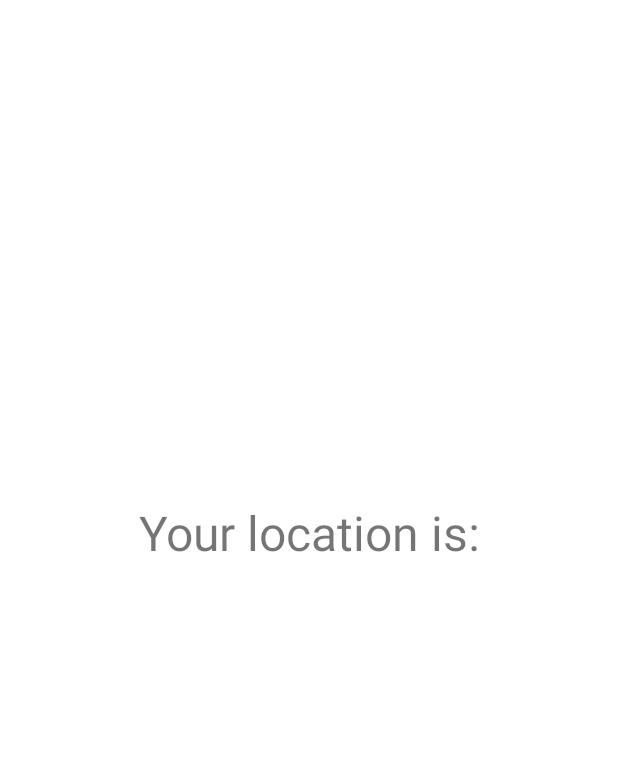
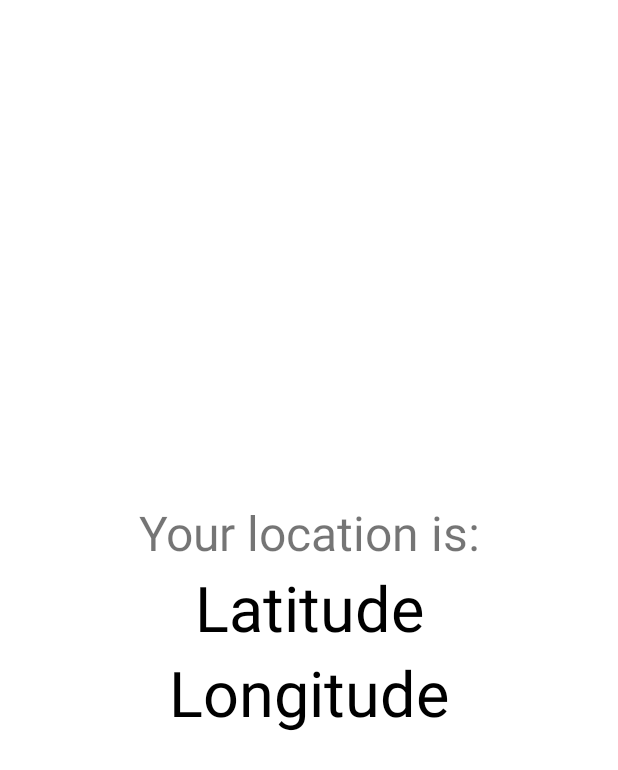
Before and after one commit to kutalekj/VYF-project_eARth, an Android app: the LocationActivity screen opened directly, with no data from a screen before it, on a phone screen of 412 x 824 dp. Shown: the top 770 px of the screen. Run offline under Robolectric (Android 15) with nearby library versions, the phone set to English and light mode, and no system bars.

Commit message:
Get GPS location

```diff
--- a/app/src/main/AndroidManifest.xml
+++ b/app/src/main/AndroidManifest.xml
@@ -1,6 +1,9 @@
 <?xml version="1.0" encoding="utf-8"?>
 <manifest xmlns:android="http://schemas.android.com/apk/res/android"
     xmlns:tools="http://schemas.android.com/tools">
+
+    <uses-permission android:name="android.permission.ACCESS_COARSE_LOCATION"/>
+    <uses-permission android:name="android.permission.ACCESS_FINE_LOCATION"/>
 
     <application
         android:allowBackup="true"
--- a/app/src/main/java/kutalekjk/earth/LocationActivity.kt
+++ b/app/src/main/java/kutalekjk/earth/LocationActivity.kt
@@ -1,11 +1,69 @@
 package kutalekjk.earth
 
+import android.content.Context
+import android.content.pm.PackageManager
+import android.location.Location
+import android.location.LocationListener
+import android.location.LocationManager
+import android.os.Bundle
+import android.Manifest
+import android.annotation.SuppressLint
+import android.widget.TextView
 import androidx.appcompat.app.AppCompatActivity
-import android.os.Bundle
+import androidx.core.content.ContextCompat
+
 
 class LocationActivity : AppCompatActivity() {
+    private lateinit var locationManager: LocationManager
+    private lateinit var locationListener: LocationListener
+
     override fun onCreate(savedInstanceState: Bundle?) {
         super.onCreate(savedInstanceState)
         setContentView(R.layout.activity_location)
+
+        val tvLatitude : TextView = findViewById(R.id.tv_latitude)
+        val tvLongitude : TextView = findViewById(R.id.tv_longitude)
+
+        locationManager = getSystemService(Context.LOCATION_SERVICE) as LocationManager
+
+        locationListener = object : LocationListener {
+            override fun onLocationChanged(location: Location) {
+                tvLatitude.text = location.latitude.toString()
+                tvLongitude.text = location.longitude.toString()
+            }
+
+            override fun onProviderEnabled(provider: String) {
+                // Called when the provider is enabled by the user.
+            }
+
+            override fun onProviderDisabled(provider: String) {
+                // Called when the provider is disabled by the user.
+            }
+        }
+
+        if (checkSelfPermission(Manifest.permission.ACCESS_FINE_LOCATION) != PackageManager.PERMISSION_GRANTED) {
+            requestPermissions(arrayOf(Manifest.permission.ACCESS_FINE_LOCATION), 1)
+        } else {
+            locationManager.requestLocationUpdates(LocationManager.GPS_PROVIDER, 0, 0f, locationListener)
+        }
+    }
+
+    /*
+    Checks if the user has granted the permission that was requested by checking the "grantResults" array.
+    If the array is not empty and the first element is "PackageManager.PERMISSION_GRANTED", then the permission has been granted.
+
+    If the permission has been granted, the "ACCESS_FINE_LOCATION" permission is checked if still granted by checking "ContextCompat.checkSelfPermission()"
+    (the user may have revoked the permission after granting it).
+
+    If the "ACCESS_FINE_LOCATION" permission is still granted, the "locationManager.requestLocationUpdates()" is called to start receiving location updates.
+     */
+    override fun onRequestPermissionsResult(requestCode: Int, permissions: Array<out String>, grantResults: IntArray) {
+        super.onRequestPermissionsResult(requestCode, permissions, grantResults)
+
+        if (grantResults.isNotEmpty() && grantResults[0] == PackageManager.PERMISSION_GRANTED) {
+            if (ContextCompat.checkSelfPermission(this, Manifest.permission.ACCESS_FINE_LOCATION) == PackageManager.PERMISSION_GRANTED) {
+                locationManager.requestLocationUpdates(LocationManager.GPS_PROVIDER, 0, 0f, locationListener)
+            }
+        }
     }
 }
--- a/app/src/main/res/layout/activity_location.xml
+++ b/app/src/main/res/layout/activity_location.xml
@@ -22,7 +22,8 @@
         android:layout_height="wrap_content"
         android:textAlignment="center"
         android:textSize="42sp"
-        tools:text="Latitude">
+        android:textColor="@color/black"
+        android:text="@string/latitude">
     </TextView>
 
     <TextView
@@ -31,7 +32,8 @@
         android:layout_height="wrap_content"
         android:textAlignment="center"
         android:textSize="42sp"
-        tools:text="Longitude">
+        android:textColor="@color/black"
+        android:text="@string/longitude">
     </TextView>
 
 
--- a/app/src/main/res/values/strings.xml
+++ b/app/src/main/res/values/strings.xml
@@ -3,4 +3,6 @@
     <string name="hello">Hello!</string>
     <string name="get_location">GET LOCATION</string>
     <string name="your_location_is">Your location is:</string>
+    <string name="latitude">Latitude</string>
+    <string name="longitude">Longitude</string>
 </resources>
```
